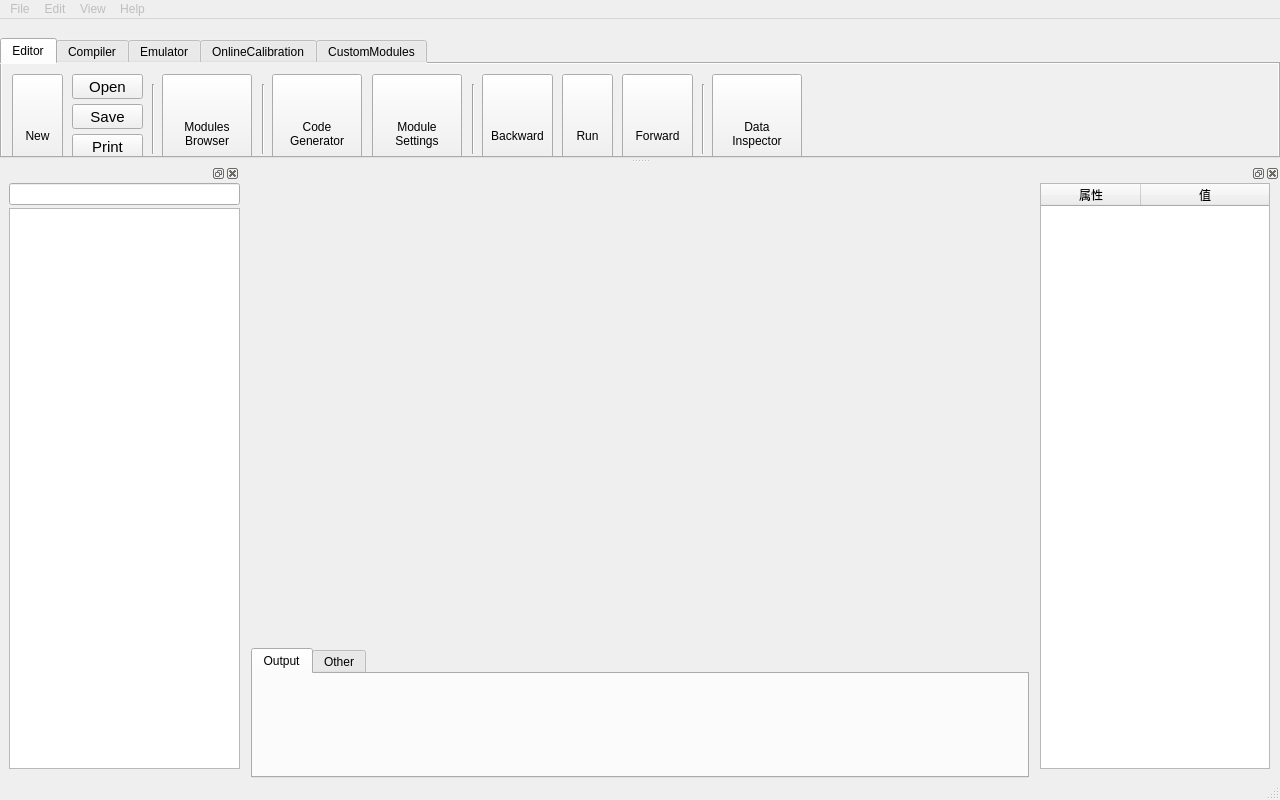
This is dialogs/mainwindow.ui in L-Net-1992/ADAS_AD_Developer as Qt 5 draws it before an edit. The edited form follows.
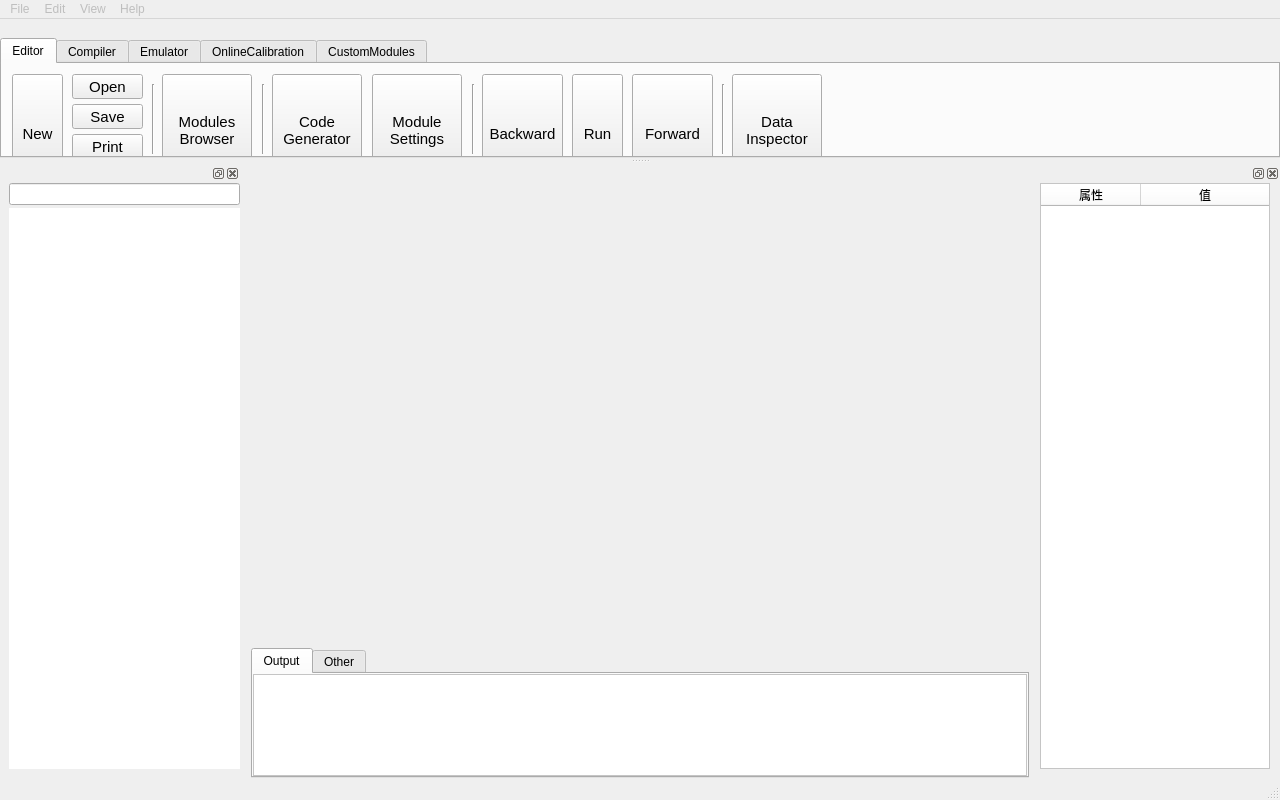
This is the edited form. Icons and pictures are not drawn. Custom widgets are drawn as their Qt base class.

The edit to the form file:
```diff
--- a/dialogs/mainwindow.ui
+++ b/dialogs/mainwindow.ui
@@ -20,7 +20,10 @@
    <font/>
   </property>
   <property name="windowTitle">
-   <string>汽车自动驾驶图形化开发平台</string>
+   <string>图形化ADAS/AD应用开发系统</string>
+  </property>
+  <property name="styleSheet">
+   <string notr="true"/>
   </property>
   <widget class="QWidget" name="centralwidget">
    <property name="enabled">
@@ -120,6 +123,9 @@
           <height>130</height>
          </size>
         </property>
+        <property name="styleSheet">
+         <string notr="true"/>
+        </property>
         <property name="tabPosition">
          <enum>QTabWidget::North</enum>
         </property>
@@ -127,9 +133,39 @@
          <number>0</number>
         </property>
         <widget class="QWidget" name="tab_output">
+         <property name="sizePolicy">
+          <sizepolicy hsizetype="Expanding" vsizetype="Expanding">
+           <horstretch>0</horstretch>
+           <verstretch>0</verstretch>
+          </sizepolicy>
+         </property>
          <attribute name="title">
           <string>Output</string>
          </attribute>
+         <layout class="QVBoxLayout" name="verticalLayout_3">
+          <property name="spacing">
+           <number>0</number>
+          </property>
+          <property name="leftMargin">
+           <number>0</number>
+          </property>
+          <property name="topMargin">
+           <number>0</number>
+          </property>
+          <property name="rightMargin">
+           <number>0</number>
+          </property>
+          <property name="bottomMargin">
+           <number>0</number>
+          </property>
+          <item>
+           <widget class="QPlainTextEdit" name="plainTextEdit">
+            <property name="styleSheet">
+             <string notr="true">background-color:#FFFFFF</string>
+            </property>
+           </widget>
+          </item>
+         </layout>
         </widget>
         <widget class="QWidget" name="tab_other">
          <attribute name="title">
@@ -151,7 +187,7 @@
      <x>0</x>
      <y>0</y>
      <width>1280</width>
-     <height>23</height>
+     <height>22</height>
     </rect>
    </property>
    <widget class="QMenu" name="menuFile">
@@ -333,6 +369,20 @@
          <property name="contextMenuPolicy">
           <enum>Qt::CustomContextMenu</enum>
          </property>
+         <property name="styleSheet">
+          <string notr="true">QTreeView::branch{
+background-color:#FFFFFF;
+}
+
+QTreeView {
+border:1px solid #FFFFFF;
+selection-background-color:#FFFFFF;
+selection-color:#FFFFFF;
+alternate-background-color:#FFFFFF;
+background-color:#FFFFFF;
+gridline-color:#FFFFFF;
+}</string>
+         </property>
          <property name="dragEnabled">
           <bool>true</bool>
          </property>
@@ -440,6 +490,9 @@
          <height>0</height>
         </size>
        </property>
+       <property name="styleSheet">
+        <string notr="true">background-color:#FFFFFF</string>
+       </property>
        <property name="sortingEnabled">
         <bool>false</bool>
        </property>
@@ -524,7 +577,7 @@
         <font/>
        </property>
        <property name="styleSheet">
-        <string notr="true">background:rgb(240, 240, 240)</string>
+        <string notr="true">/*background:rgb(240, 240, 240)*/</string>
        </property>
        <property name="currentIndex">
         <number>0</number>
@@ -761,7 +814,7 @@
           <rect>
            <x>480</x>
            <y>10</y>
-           <width>71</width>
+           <width>81</width>
            <height>90</height>
           </rect>
          </property>
@@ -790,7 +843,7 @@
         <widget class="QPushButton" name="pushButton_7">
          <property name="geometry">
           <rect>
-           <x>560</x>
+           <x>570</x>
            <y>10</y>
            <width>51</width>
            <height>90</height>
@@ -821,9 +874,9 @@
         <widget class="QPushButton" name="pushButton_8">
          <property name="geometry">
           <rect>
-           <x>620</x>
+           <x>630</x>
            <y>10</y>
-           <width>71</width>
+           <width>81</width>
            <height>90</height>
           </rect>
          </property>
@@ -852,7 +905,7 @@
         <widget class="QPushButton" name="pb_dataInspector">
          <property name="geometry">
           <rect>
-           <x>710</x>
+           <x>730</x>
            <y>10</y>
            <width>90</width>
            <height>90</height>
@@ -884,7 +937,7 @@
         <widget class="Line" name="line_5">
          <property name="geometry">
           <rect>
-           <x>700</x>
+           <x>720</x>
            <y>20</y>
            <width>3</width>
            <height>70</height>
```
